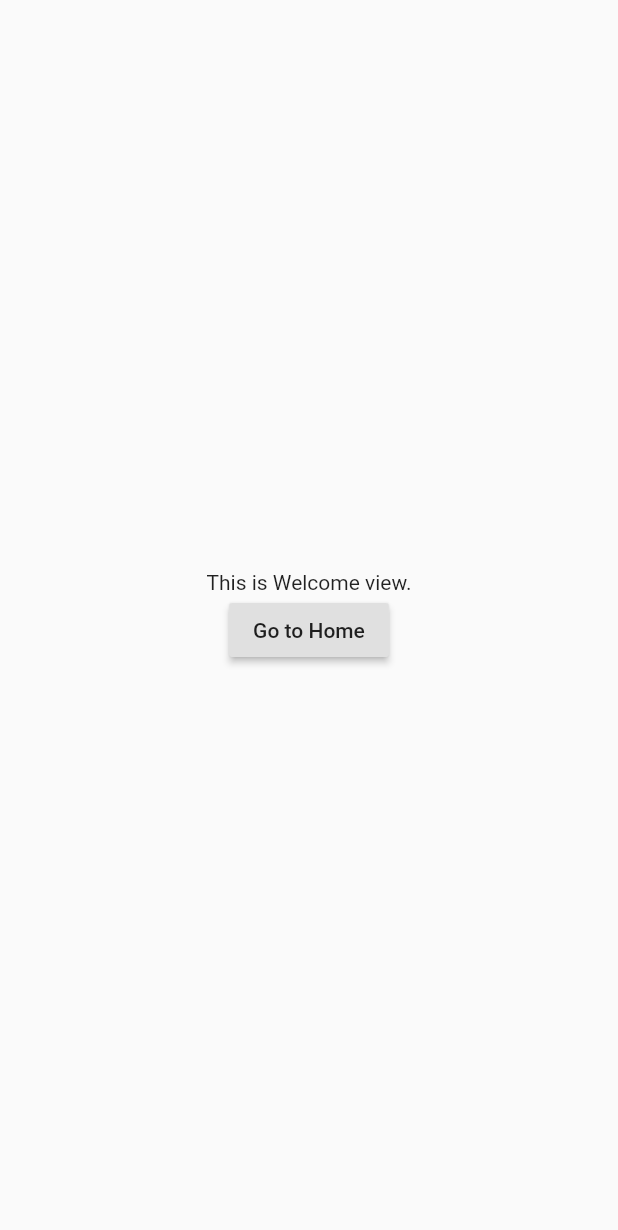
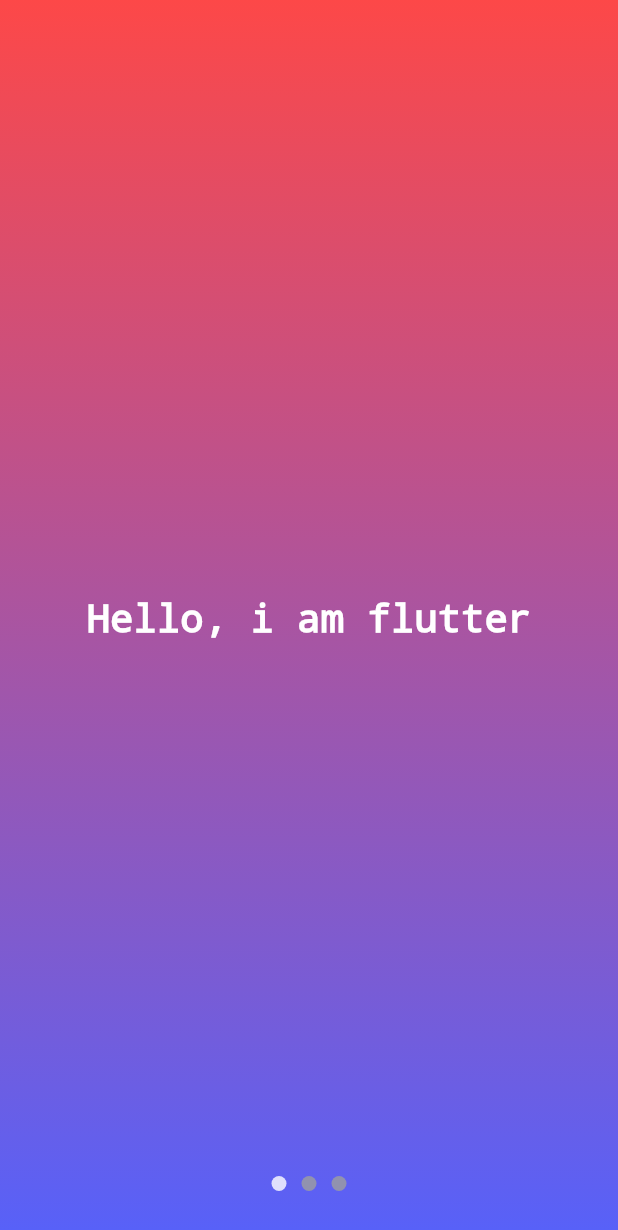
Before and after one commit to Gnotes/flutter-sample, a Flutter app: the screen it shows after launch, on a phone screen of 412 x 824 dp. Shown: the top 1230 px of the screen. Run offline on Flutter 3.47's test engine with Material 2 defaults, Android fonts, the phone set to English and light mode, and no system bars.

Commit message:
feat: 修改代码

```diff
--- a/lib/main.dart
+++ b/lib/main.dart
@@ -8,6 +8,8 @@ class MyApp extends StatelessWidget {
   @override
   Widget build(BuildContext context) {
     return MaterialApp(
+      // debugShowMaterialGrid: true,
+      // showSemanticsDebugger: true,
       theme: ThemeData(
         primarySwatch: Colors.blue,
       ),
--- a/lib/views/welcome.dart
+++ b/lib/views/welcome.dart
@@ -7,31 +7,191 @@ class WelcomeView extends StatefulWidget {
 }
 
 class _WelcomeViewState extends State<WelcomeView> {
+  PageController _pageController;
+  int _initialPage = 0;
+
+  @override
+  void initState() {
+    super.initState();
+    _pageController = PageController(
+      initialPage: _initialPage,
+    );
+  }
+
+  void _onPageChanged(int page) {
+    setState(() {
+      _initialPage = page;
+    });
+  }
+
   @override
   Widget build(BuildContext context) {
-    return Scaffold(
-      body: Container(
-        child: Center(
-          child: Column(
-            mainAxisAlignment: MainAxisAlignment.center,
-            children: <Widget>[
-              Text('This is Welcome view.'),
-              RaisedButton(
-                child: Text("Go to Home"),
-                onPressed: () {
-                  Navigator.push(
-                      context,
-                      MaterialPageRoute<String>(
-                        builder: (context) => AppView(),
-                      )).then((String result) {
-                    debugPrint("result is : $result");
-                  });
-                },
-              )
-            ],
-          ),
+    return Stack(
+      children: <Widget>[
+        BackgroundView(_initialPage),
+        PageView(
+          controller: _pageController,
+          onPageChanged: _onPageChanged,
+          children: <Widget>[
+            FirstPage(),
+            SecondPage(),
+            ThirdPage(),
+          ],
+        )
+      ],
+    );
+  }
+}
+
+class BackgroundView extends StatelessWidget {
+  final int initialPage;
+
+  BackgroundView(this.initialPage);
+
+  @override
+  Widget build(BuildContext context) {
+    return Container(
+      decoration: BoxDecoration(
+          gradient: LinearGradient(
+        begin: FractionalOffset.topCenter,
+        end: FractionalOffset.bottomCenter,
+        colors: [
+          const Color.fromARGB(255, 253, 72, 72),
+          const Color.fromARGB(255, 87, 97, 249),
+        ],
+      )),
+      child: Align(
+        alignment: Alignment.bottomCenter,
+        child: Indicator(initialPage),
+      ),
+    );
+  }
+}
+
+class FirstPage extends StatelessWidget {
+  @override
+  Widget build(BuildContext context) {
+    return Container(
+      child: Center(
+        child: Text(
+          "Hello, i am flutter",
+          style: TextStyle(color: Colors.white, decoration: TextDecoration.none, fontSize: 26.0),
         ),
       ),
     );
   }
 }
+
+class SecondPage extends StatelessWidget {
+  @override
+  Widget build(BuildContext context) {
+    return Container(
+      child: Center(
+        child: Text(
+          "written in dart",
+          style: TextStyle(color: Colors.white, decoration: TextDecoration.none, fontSize: 26.0),
+        ),
+      ),
+    );
+  }
+}
+
+class ThirdPage extends StatelessWidget {
+  @override
+  Widget build(BuildContext context) {
+    return Container(
+      child: Stack(
+        children: <Widget>[
+          Center(
+            child: Text(
+              "beautiful and fast.",
+              style: TextStyle(color: Colors.white, decoration: TextDecoration.none, fontSize: 26.0),
+            ),
+          ),
+          Positioned(
+            bottom: 180,
+            left: 0,
+            right: 0,
+            child: Container(
+              child: Flex(
+                direction: Axis.horizontal,
+                mainAxisAlignment: MainAxisAlignment.center,
+                children: <Widget>[
+                  Container(
+                    child: FlatButton(
+                      onPressed: () {
+                        Navigator.push(context, MaterialPageRoute(builder: (cxt) => AppView()));
+                      },
+                      child: Text("Now, let's begin"),
+                      textColor: Colors.white,
+                    ),
+                    decoration: BoxDecoration(borderRadius: BorderRadius.all(Radius.circular(8.0)), border: Border.all(color: Colors.white)),
+                  )
+                ],
+              ),
+            ),
+          )
+        ],
+      ),
+    );
+  }
+}
+
+class Indicator extends StatelessWidget {
+  final int initialPage;
+
+  Indicator(this.initialPage);
+
+  @override
+  Widget build(BuildContext context) {
+    return Container(
+      child: Padding(
+        padding: EdgeInsets.only(bottom: 30),
+        child: Row(
+          mainAxisAlignment: MainAxisAlignment.center,
+          children: <Widget>[
+            Opacity(
+              opacity: 0.8,
+              child: Container(
+                width: 10,
+                height: 10,
+                decoration: BoxDecoration(
+                  shape: BoxShape.circle,
+                  color: initialPage == 0 ? Colors.white : Colors.grey[500],
+                ),
+              ),
+            ),
+            SizedBox(
+              width: 10,
+            ),
+            Opacity(
+              opacity: 0.8,
+              child: Container(
+                width: 10,
+                height: 10,
+                decoration: BoxDecoration(
+                  shape: BoxShape.circle,
+                  color: initialPage == 1 ? Colors.white : Colors.grey[500],
+                ),
+              ),
+            ),
+            SizedBox(
+              width: 10,
+            ),
+            Opacity(
+              opacity: 0.8,
+              child: Container(
+                width: 10,
+                height: 10,
+                decoration: BoxDecoration(
+                  shape: BoxShape.circle,
+                  color: initialPage == 2 ? Colors.white : Colors.grey[500],
+                ),
+              ),
+            ),
+          ],
+        ),
+      ),
+    );
+  }
+}
```
